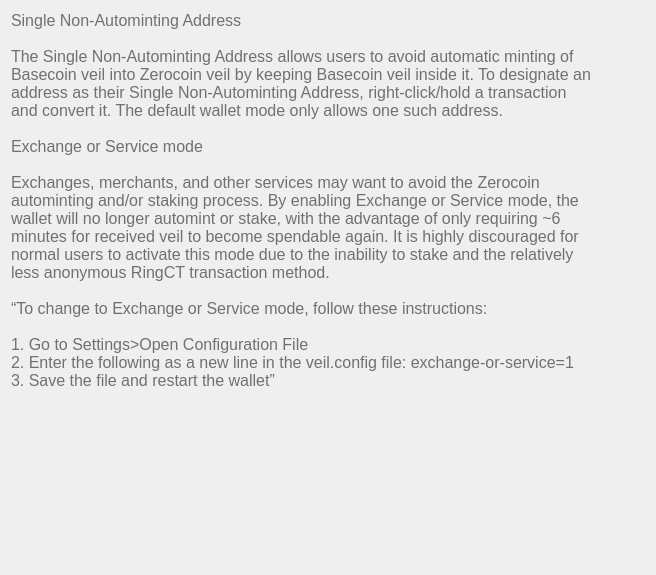
This is src/qt/veil/forms/settingsfaq06.ui in Veil-Project/veil as Qt 5 draws it before an edit. The edited form follows.
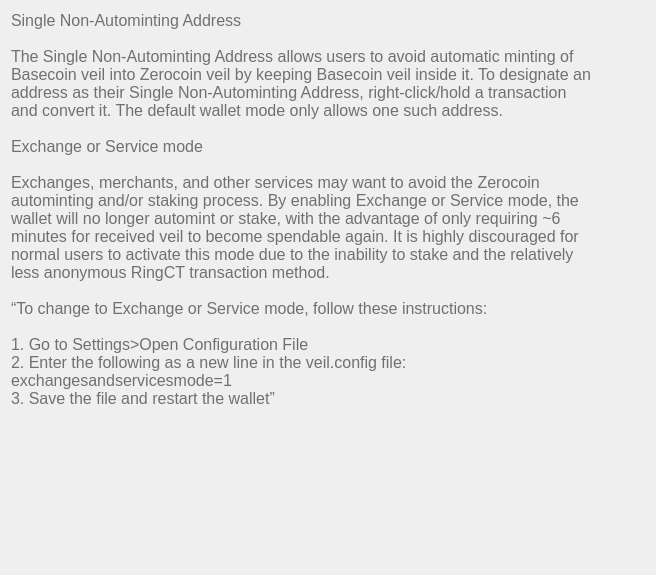
This is the edited form.

```diff
--- a/src/qt/veil/forms/settingsfaq06.ui
+++ b/src/qt/veil/forms/settingsfaq06.ui
@@ -44,7 +44,7 @@
 “To change to Exchange or Service mode, follow these instructions:
 
 1. Go to Settings&gt;Open Configuration File
-2. Enter the following as a new line in the veil.config file: exchange-or-service=1
+2. Enter the following as a new line in the veil.config file: exchangesandservicesmode=1
 3. Save the file and restart the wallet”					</string>
      </property>
      <property name="alignment">
```
